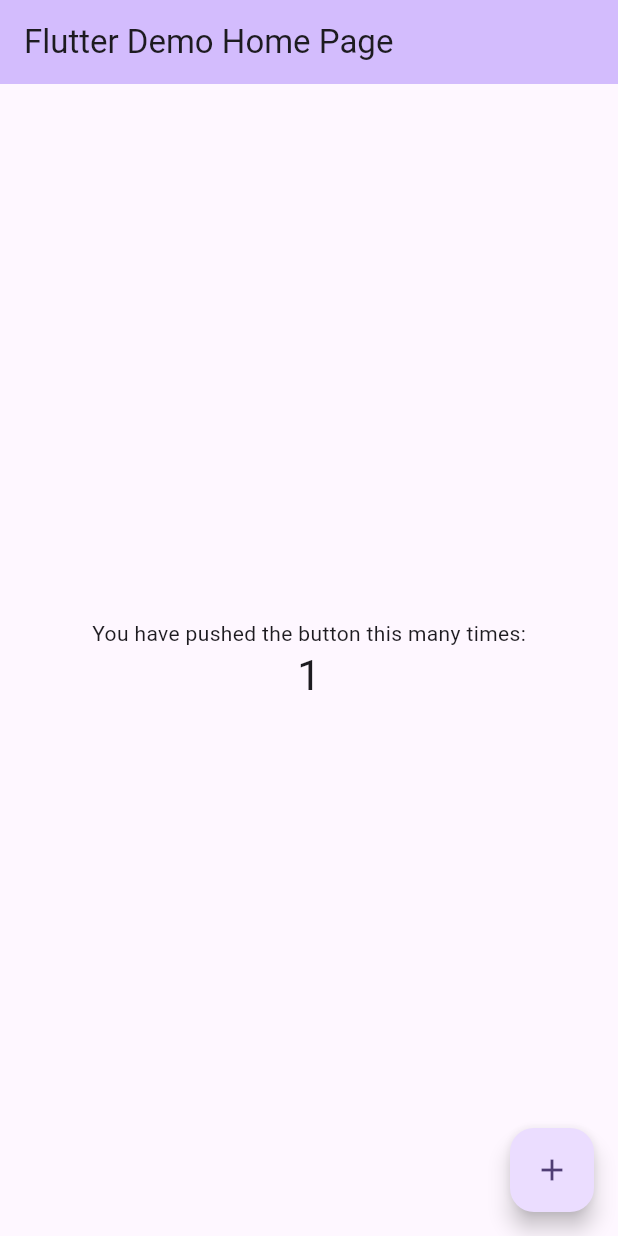
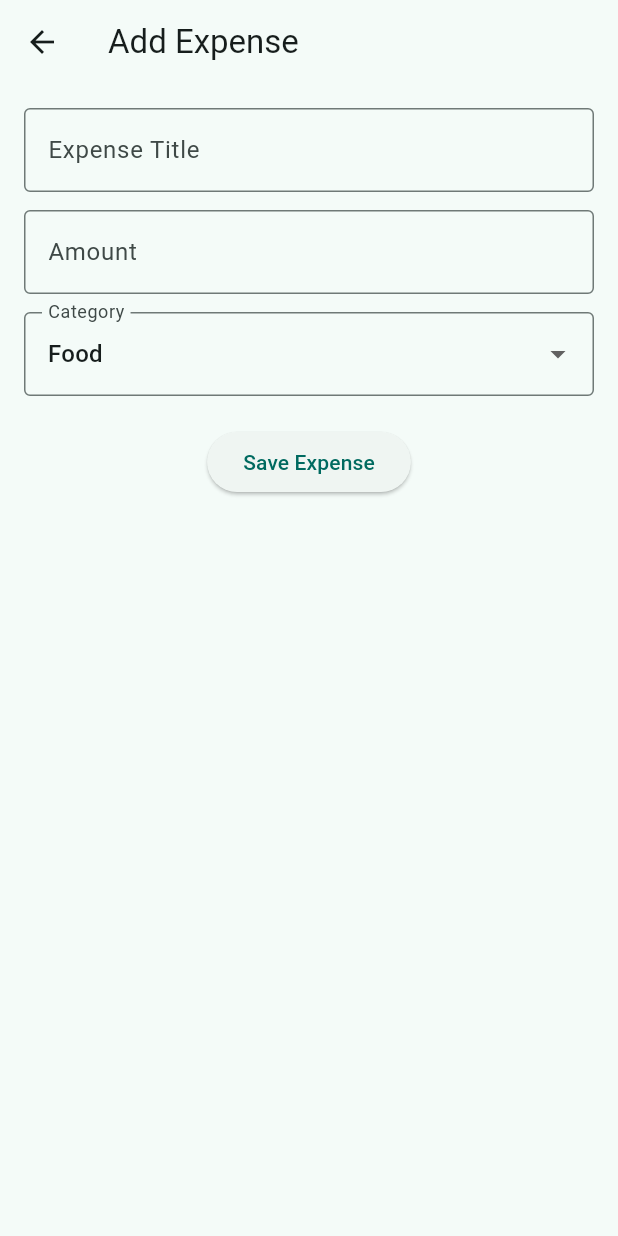
Before and after one commit to Kalana-S/Expense-Tracker-App, a Flutter app: the screen it shows after launch, after a tap on the "add" icon, on a phone screen of 412 x 824 dp. Run offline on Flutter 3.47's test engine with Material 3 defaults, Android fonts, the phone set to English and light mode, and no system bars; our stand-ins replace fl_chart, hive, hive_flutter; accounts and stored records are empty.

Commit message:
Updated code

```diff
--- /dev/null
+++ b/lib/db/expense_db.dart
@@ -0,0 +1,32 @@
+import 'package:hive/hive.dart';
+import '../models/expense_model.dart';
+
+class ExpenseDB {
+  static const String boxName = 'expenseBox';
+
+  // Open box
+  static Future<Box<Expense>> _openBox() async {
+    if (!Hive.isBoxOpen(boxName)) {
+      return await Hive.openBox<Expense>(boxName);
+    }
+    return Hive.box<Expense>(boxName);
+  }
+
+  // Add Expense
+  static Future<void> addExpense(Expense expense) async {
+    final box = await _openBox();
+    await box.put(expense.id, expense);
+  }
+
+  // Get all expenses
+  static Future<List<Expense>> getExpenses() async {
+    final box = await _openBox();
+    return box.values.toList();
+  }
+
+  // Delete expense
+  static Future<void> deleteExpense(String id) async {
+    final box = await _openBox();
+    await box.delete(id);
+  }
+}
--- a/lib/main.dart
+++ b/lib/main.dart
@@ -1,122 +1,43 @@
 import 'package:flutter/material.dart';
+import 'package:hive_flutter/hive_flutter.dart';
 
-void main() {
+import 'models/expense_model.dart';
+import 'screens/home_screen.dart';
+import 'screens/add_expense_screen.dart';
+
+void main() async {
+  // Ensure Flutter binding
+  WidgetsFlutterBinding.ensureInitialized();
+
+  // Initialize Hive
+  await Hive.initFlutter();
+
+  // Register the Expense adapter
+  Hive.registerAdapter(ExpenseAdapter());
+
+  // Open the expenses box
+  await Hive.openBox<Expense>('expenses');
+
   runApp(const MyApp());
 }
 
 class MyApp extends StatelessWidget {
   const MyApp({super.key});
 
-  // This widget is the root of your application.
   @override
   Widget build(BuildContext context) {
     return MaterialApp(
-      title: 'Flutter Demo',
+      debugShowCheckedModeBanner: false,
+      title: 'Expense Tracker',
       theme: ThemeData(
-        // This is the theme of your application.
-        //
-        // TRY THIS: Try running your application with "flutter run". You'll see
-        // the application has a purple toolbar. Then, without quitting the app,
-        // try changing the seedColor in the colorScheme below to Colors.green
-        // and then invoke "hot reload" (save your changes or press the "hot
-        // reload" button in a Flutter-supported IDE, or press "r" if you used
-        // the command line to start the app).
-        //
-        // Notice that the counter didn't reset back to zero; the application
-        // state is not lost during the reload. To reset the state, use hot
-        // restart instead.
-        //
-        // This works for code too, not just values: Most code changes can be
-        // tested with just a hot reload.
-        colorScheme: ColorScheme.fromSeed(seedColor: Colors.deepPurple),
+        useMaterial3: true,
+        colorScheme: ColorScheme.fromSeed(seedColor: Colors.teal),
       ),
-      home: const MyHomePage(title: 'Flutter Demo Home Page'),
+      initialRoute: '/',
+      routes: {
+        '/': (context) => const HomeScreen(),
+        '/add-expense': (context) => const AddExpenseScreen(),
+      },
     );
   }
 }
-
-class MyHomePage extends StatefulWidget {
-  const MyHomePage({super.key, required this.title});
-
-  // This widget is the home page of your application. It is stateful, meaning
-  // that it has a State object (defined below) that contains fields that affect
-  // how it looks.
-
-  // This class is the configuration for the state. It holds the values (in this
-  // case the title) provided by the parent (in this case the App widget) and
-  // used by the build method of the State. Fields in a Widget subclass are
-  // always marked "final".
-
-  final String title;
-
-  @override
-  State<MyHomePage> createState() => _MyHomePageState();
-}
-
-class _MyHomePageState extends State<MyHomePage> {
-  int _counter = 0;
-
-  void _incrementCounter() {
-    setState(() {
-      // This call to setState tells the Flutter framework that something has
-      // changed in this State, which causes it to rerun the build method below
-      // so that the display can reflect the updated values. If we changed
-      // _counter without calling setState(), then the build method would not be
-      // called again, and so nothing would appear to happen.
-      _counter++;
-    });
-  }
-
-  @override
-  Widget build(BuildContext context) {
-    // This method is rerun every time setState is called, for instance as done
-    // by the _incrementCounter method above.
-    //
-    // The Flutter framework has been optimized to make rerunning build methods
-    // fast, so that you can just rebuild anything that needs updating rather
-    // than having to individually change instances of widgets.
-    return Scaffold(
-      appBar: AppBar(
-        // TRY THIS: Try changing the color here to a specific color (to
-        // Colors.amber, perhaps?) and trigger a hot reload to see the AppBar
-        // change color while the other colors stay the same.
-        backgroundColor: Theme.of(context).colorScheme.inversePrimary,
-        // Here we take the value from the MyHomePage object that was created by
-        // the App.build method, and use it to set our appbar title.
-        title: Text(widget.title),
-      ),
-      body: Center(
-        // Center is a layout widget. It takes a single child and positions it
-        // in the middle of the parent.
-        child: Column(
-          // Column is also a layout widget. It takes a list of children and
-          // arranges them vertically. By default, it sizes itself to fit its
-          // children horizontally, and tries to be as tall as its parent.
-          //
-          // Column has various properties to control how it sizes itself and
-          // how it positions its children. Here we use mainAxisAlignment to
-          // center the children vertically; the main axis here is the vertical
-          // axis because Columns are vertical (the cross axis would be
-          // horizontal).
-          //
-          // TRY THIS: Invoke "debug painting" (choose the "Toggle Debug Paint"
-          // action in the IDE, or press "p" in the console), to see the
-          // wireframe for each widget.
-          mainAxisAlignment: MainAxisAlignment.center,
-          children: <Widget>[
-            const Text('You have pushed the button this many times:'),
-            Text(
-              '$_counter',
-              style: Theme.of(context).textTheme.headlineMedium,
-            ),
-          ],
-        ),
-      ),
-      floatingActionButton: FloatingActionButton(
-        onPressed: _incrementCounter,
-        tooltip: 'Increment',
-        child: const Icon(Icons.add),
-      ), // This trailing comma makes auto-formatting nicer for build methods.
-    );
-  }
-}
--- /dev/null
+++ b/lib/models/expense_model.dart
@@ -0,0 +1,33 @@
+import 'package:hive/hive.dart';
+import 'package:intl/intl.dart';
+
+part 'expense_model.g.dart';
+
+@HiveType(typeId: 0)
+class Expense {
+  @HiveField(0)
+  String id;
+
+  @HiveField(1)
+  String title;
+
+  @HiveField(2)
+  double amount;
+
+  @HiveField(3)
+  DateTime date;
+
+  @HiveField(4)
+  String category;
+
+  Expense({
+    required this.id,
+    required this.title,
+    required this.amount,
+    required this.date,
+    required this.category,
+  });
+
+  // convenience getter to get weekday name (e.g. "Monday")
+  String get weekday => DateFormat('EEEE').format(date);
+}
--- /dev/null
+++ b/lib/screens/add_expense_screen.dart
@@ -0,0 +1,114 @@
+import 'package:flutter/material.dart';
+import 'package:hive/hive.dart';
+import '../models/expense_model.dart';
+
+class AddExpenseScreen extends StatefulWidget {
+  const AddExpenseScreen({super.key});
+
+  @override
+  State<AddExpenseScreen> createState() => _AddExpenseScreenState();
+}
+
+class _AddExpenseScreenState extends State<AddExpenseScreen> {
+  final _titleController = TextEditingController();
+  final _amountController = TextEditingController();
+  String selectedCategory = "Food"; // default category
+
+  final List<String> categories = [
+    "Food",
+    "Transport",
+    "Shopping",
+    "Bills",
+    "Entertainment",
+    "Other",
+  ];
+
+  @override
+  void dispose() {
+    _titleController.dispose();
+    _amountController.dispose();
+    super.dispose();
+  }
+
+  void saveExpense() {
+    final title = _titleController.text.trim();
+    final amount = double.tryParse(_amountController.text.trim());
+
+    if (title.isEmpty || amount == null) {
+      ScaffoldMessenger.of(
+        context,
+      ).showSnackBar(const SnackBar(content: Text("Please enter valid input")));
+      return;
+    }
+
+    // generate a simple unique id (timestamp based)
+    final id = DateTime.now().microsecondsSinceEpoch.toString();
+
+    final expense = Expense(
+      id: id,
+      title: title,
+      amount: amount,
+      category: selectedCategory,
+      date: DateTime.now(),
+    );
+
+    Hive.box<Expense>('expenses').put(expense.id, expense);
+
+    Navigator.pop(context); // go back to home
+  }
+
+  @override
+  Widget build(BuildContext context) {
+    return Scaffold(
+      appBar: AppBar(title: const Text("Add Expense")),
+      body: Padding(
+        padding: const EdgeInsets.all(16.0),
+        child: Column(
+          children: [
+            TextField(
+              controller: _titleController,
+              decoration: const InputDecoration(
+                labelText: "Expense Title",
+                border: OutlineInputBorder(),
+              ),
+            ),
+            const SizedBox(height: 12),
+            TextField(
+              controller: _amountController,
+              keyboardType: const TextInputType.numberWithOptions(
+                decimal: true,
+              ),
+              decoration: const InputDecoration(
+                labelText: "Amount",
+                border: OutlineInputBorder(),
+              ),
+            ),
+            const SizedBox(height: 12),
+            DropdownButtonFormField<String>(
+              value: selectedCategory,
+              items: categories
+                  .map((cat) => DropdownMenuItem(value: cat, child: Text(cat)))
+                  .toList(),
+              onChanged: (value) {
+                if (value != null) {
+                  setState(() {
+                    selectedCategory = value;
+                  });
+                }
+              },
+              decoration: const InputDecoration(
+                labelText: "Category",
+                border: OutlineInputBorder(),
+              ),
+            ),
+            const SizedBox(height: 20),
+            ElevatedButton(
+              onPressed: saveExpense,
+              child: const Text("Save Expense"),
+            ),
+          ],
+        ),
+      ),
+    );
+  }
+}
--- /dev/null
+++ b/lib/screens/home_screen.dart
@@ -0,0 +1,90 @@
+import 'package:flutter/material.dart';
+import 'package:hive_flutter/hive_flutter.dart';
+import '../models/expense_model.dart';
+import '../widgets/expenses_pie_chart.dart';
+import '../widgets/expenses_daily_bar_chart.dart';
+import 'add_expense_screen.dart';
+
+class HomeScreen extends StatelessWidget {
+  const HomeScreen({super.key});
+
+  @override
+  Widget build(BuildContext context) {
+    final box = Hive.box<Expense>('expenses');
+
+    return Scaffold(
+      appBar: AppBar(title: const Text('Expense Tracker'), centerTitle: true),
+      body: ValueListenableBuilder(
+        valueListenable: box.listenable(),
+        builder: (context, Box<Expense> b, _) {
+          final expenses = b.values.toList().cast<Expense>();
+
+          final total = expenses.fold<double>(0.0, (s, e) => s + e.amount);
+
+          return SingleChildScrollView(
+            child: Column(
+              children: [
+                // Total
+                Container(
+                  width: double.infinity,
+                  color: Colors.green.shade50,
+                  padding: const EdgeInsets.all(16),
+                  child: Text(
+                    'Total this week: Rs ${total.toStringAsFixed(2)}',
+                    style: const TextStyle(
+                      fontSize: 20,
+                      fontWeight: FontWeight.bold,
+                    ),
+                  ),
+                ),
+
+                // Pie chart (category distribution for the week)
+                Padding(
+                  padding: const EdgeInsets.all(12.0),
+                  child: ExpensesPieChart(expenses: expenses),
+                ),
+
+                // Daily bar chart (Mon - Sun). Interactive.
+                Padding(
+                  padding: const EdgeInsets.symmetric(horizontal: 8.0),
+                  child: ExpensesDailyBarChart(expenses: expenses),
+                ),
+
+                const SizedBox(height: 12),
+
+                // Expense list below
+                ListView.builder(
+                  shrinkWrap: true,
+                  physics: const NeverScrollableScrollPhysics(),
+                  itemCount: expenses.length,
+                  itemBuilder: (context, index) {
+                    final e = expenses[index];
+                    return Card(
+                      margin: const EdgeInsets.symmetric(
+                        horizontal: 12,
+                        vertical: 6,
+                      ),
+                      child: ListTile(
+                        title: Text(e.title),
+                        subtitle: Text(
+                          '${e.category} • ${e.date.toString().split(' ')[0]}',
+                        ),
+                        trailing: Text('Rs ${e.amount.toStringAsFixed(2)}'),
+                      ),
+                    );
+                  },
+                ),
+              ],
+            ),
+          );
+        },
+      ),
+      floatingActionButton: FloatingActionButton(
+        onPressed: () {
+          Navigator.pushNamed(context, '/add-expense');
+        },
+        child: const Icon(Icons.add),
+      ),
+    );
+  }
+}
--- /dev/null
+++ b/lib/widgets/expenses_daily_bar_chart.dart
@@ -0,0 +1,173 @@
+import 'package:fl_chart/fl_chart.dart';
+import 'package:flutter/material.dart';
+import 'package:intl/intl.dart';
+import '../models/expense_model.dart';
+
+class ExpensesDailyBarChart extends StatelessWidget {
+  final List<Expense> expenses;
+  const ExpensesDailyBarChart({super.key, required this.expenses});
+
+  // ordered weekday list starting with Monday
+  static const List<String> weekdays = [
+    'Monday',
+    'Tuesday',
+    'Wednesday',
+    'Thursday',
+    'Friday',
+    'Saturday',
+    'Sunday',
+  ];
+
+  // group expenses by weekday (Monday..Sunday)
+  Map<String, List<Expense>> _groupByWeekday() {
+    final map = {for (var d in weekdays) d: <Expense>[]};
+    for (var e in expenses) {
+      final day = DateFormat('EEEE').format(e.date);
+      if (!map.containsKey(day)) {
+        map[day] = [e];
+      } else {
+        map[day]!.add(e);
+      }
+    }
+    return map;
+  }
+
+  // get totals list in same order as weekdays
+  List<double> _dailyTotals(Map<String, List<Expense>> grouped) {
+    return weekdays.map((d) {
+      final list = grouped[d] ?? [];
+      return list.fold(0.0, (s, x) => s + x.amount);
+    }).toList();
+  }
+
+  // helper to show bottom sheet with day details
+  void _showDayDetails(BuildContext context, String day, List<Expense> list) {
+    showModalBottomSheet(
+      context: context,
+      builder: (_) {
+        final dayTotal = list.fold(0.0, (s, x) => s + x.amount);
+        return SafeArea(
+          child: Padding(
+            padding: const EdgeInsets.all(12.0),
+            child: Column(
+              mainAxisSize: MainAxisSize.min,
+              children: [
+                Text(
+                  '$day — ${list.length} item(s) • Total: Rs ${dayTotal.toStringAsFixed(2)}',
+                  style: const TextStyle(fontWeight: FontWeight.bold),
+                ),
+                const SizedBox(height: 8),
+                Flexible(
+                  child: ListView.separated(
+                    shrinkWrap: true,
+                    itemCount: list.length,
+                    separatorBuilder: (_, __) => const Divider(),
+                    itemBuilder: (context, index) {
+                      final e = list[index];
+                      return ListTile(
+                        title: Text(e.title),
+                        subtitle: Text(
+                          DateFormat('yyyy-MM-dd – HH:mm').format(e.date),
+                        ),
+                        trailing: Text('Rs ${e.amount.toStringAsFixed(2)}'),
+                      );
+                    },
+                  ),
+                ),
+                const SizedBox(height: 8),
+              ],
+            ),
+          ),
+        );
+      },
+    );
+  }
+
+  @override
+  Widget build(BuildContext context) {
+    final grouped = _groupByWeekday();
+    final totals = _dailyTotals(grouped);
+    final maxY = (totals.isEmpty)
+        ? 100.0
+        : (totals.reduce((a, b) => a > b ? a : b) * 1.2).clamp(
+            10.0,
+            double.infinity,
+          );
+
+    return SizedBox(
+      height: 300,
+      child: Padding(
+        padding: const EdgeInsets.symmetric(horizontal: 12.0, vertical: 8.0),
+        child: Card(
+          elevation: 2,
+          child: Padding(
+            padding: const EdgeInsets.all(12.0),
+            child: BarChart(
+              BarChartData(
+                alignment: BarChartAlignment.spaceAround,
+                maxY: maxY,
+                barTouchData: BarTouchData(
+                  enabled: true,
+                  touchCallback: (event, response) {
+                    if (response == null || response.spot == null) return;
+                    final groupIndex = response.spot!.touchedBarGroupIndex;
+                    if (groupIndex < 0 || groupIndex >= weekdays.length) return;
+                    final day = weekdays[groupIndex];
+                    final list = grouped[day] ?? [];
+                    _showDayDetails(context, day, list);
+                  },
+                ),
+                titlesData: FlTitlesData(
+                  leftTitles: AxisTitles(
+                    sideTitles: SideTitles(showTitles: true, reservedSize: 40),
+                  ),
+                  bottomTitles: AxisTitles(
+                    sideTitles: SideTitles(
+                      showTitles: true,
+                      getTitlesWidget: (value, meta) {
+                        final idx = value.toInt();
+                        if (idx < 0 || idx >= weekdays.length)
+                          return const SizedBox.shrink();
+                        final short = weekdays[idx].substring(
+                          0,
+                          3,
+                        ); // Mon, Tue...
+                        return SideTitleWidget(
+                          child: Text(short),
+                          axisSide: meta.axisSide,
+                        );
+                      },
+                      reservedSize: 30,
+                    ),
+                  ),
+                  topTitles: AxisTitles(
+                    sideTitles: SideTitles(showTitles: false),
+                  ),
+                  rightTitles: AxisTitles(
+                    sideTitles: SideTitles(showTitles: false),
+                  ),
+                ),
+                gridData: FlGridData(show: false),
+                borderData: FlBorderData(show: false),
+                barGroups: List.generate(weekdays.length, (i) {
+                  return BarChartGroupData(
+                    x: i,
+                    barRods: [
+                      BarChartRodData(
+                        toY: totals[i],
+                        width: 18,
+                        borderRadius: BorderRadius.circular(4),
+                        color: Theme.of(context).colorScheme.primary,
+                      ),
+                    ],
+                    showingTooltipIndicators: [0],
+                  );
+                }),
+              ),
+            ),
+          ),
+        ),
+      ),
+    );
+  }
+}
--- /dev/null
+++ b/lib/widgets/expenses_pie_chart.dart
@@ -0,0 +1,54 @@
+import 'package:fl_chart/fl_chart.dart';
+import 'package:flutter/material.dart';
+import '../models/expense_model.dart';
+
+class ExpensesPieChart extends StatelessWidget {
+  final List<Expense> expenses;
+
+  const ExpensesPieChart({super.key, required this.expenses});
+
+  @override
+  Widget build(BuildContext context) {
+    if (expenses.isEmpty) {
+      return const Center(child: Text("No data to display"));
+    }
+
+    // Calculate total spending
+    final total = expenses.fold(0.0, (sum, e) => sum + e.amount);
+
+    // Group by category
+    final Map<String, double> categoryTotals = {};
+
+    for (var expense in expenses) {
+      categoryTotals.update(
+        expense.category,
+        (value) => value + expense.amount,
+        ifAbsent: () => expense.amount,
+      );
+    }
+
+    return SizedBox(
+      height: 250,
+      child: PieChart(
+        PieChartData(
+          sectionsSpace: 2,
+          centerSpaceRadius: 45,
+          sections: categoryTotals.entries.map((entry) {
+            final percentage = (entry.value / total) * 100;
+
+            return PieChartSectionData(
+              value: entry.value,
+              title: "${percentage.toStringAsFixed(1)}%",
+              radius: 60,
+              titleStyle: const TextStyle(
+                fontSize: 14,
+                fontWeight: FontWeight.bold,
+                color: Colors.white,
+              ),
+            );
+          }).toList(),
+        ),
+      ),
+    );
+  }
+}
```
Also changed, not shown: lib/widgets/expenses_bar_chart.dart (added, +71 -0 lines), pubspec.yaml (+7 -0 lines), lib/models/expense_model.g.dart (added), lib/widgets/expense_tile.dart (added), pubspec.lock, 1 other file.
